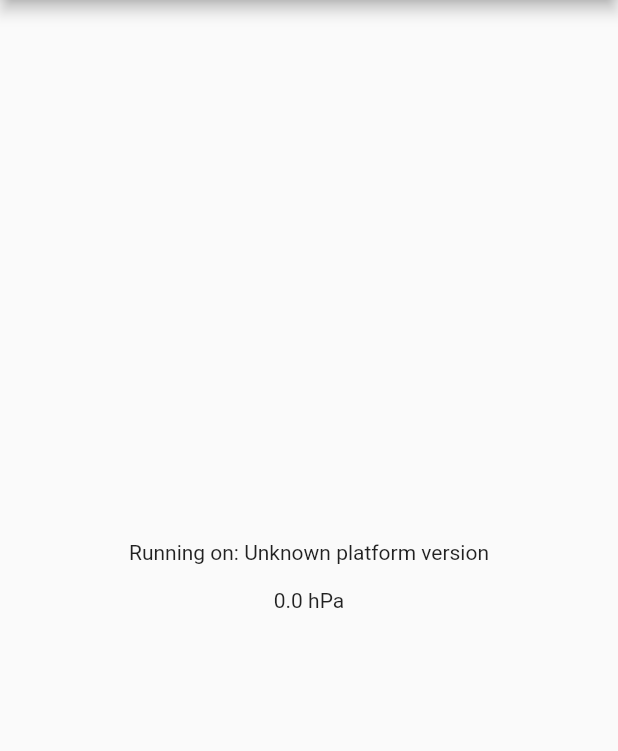
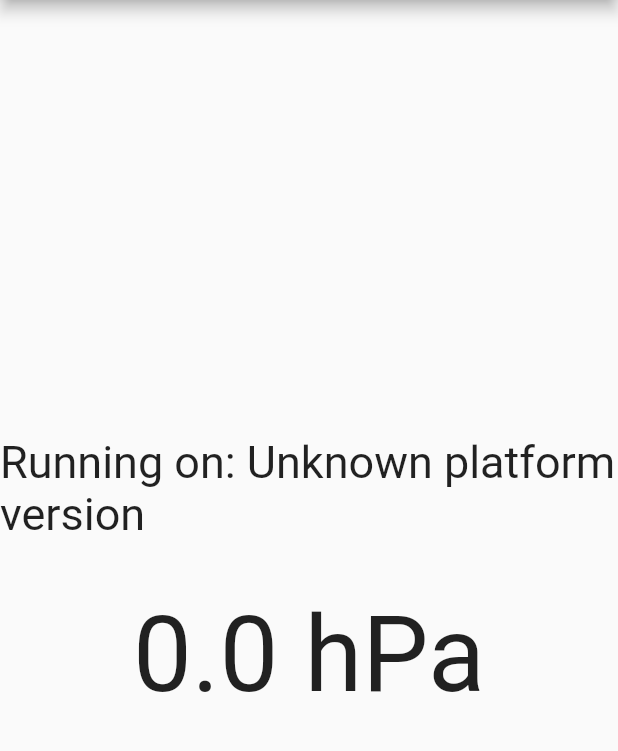
Before and after one commit to Aosanori/flutter_barometer, a Flutter app: the screen it shows after launch, on a phone screen of 412 x 824 dp, the part 84-835 px from its top. Run offline on Flutter 3.47's test engine with Material 2 defaults, Android fonts, the phone set to English and light mode, and no system bars.

Commit message:
Viewの調整

```diff
--- a/example/lib/main.dart
+++ b/example/lib/main.dart
@@ -15,7 +15,7 @@ class MyApp extends StatefulWidget {
 
 class _MyAppState extends State<MyApp> {
   String _platformVersion = 'Unknown';
-  double? _currentPressure = 0.0;
+  double _currentPressure = 0.0;
 
   @override
   void initState() {
@@ -61,8 +61,16 @@ class _MyAppState extends State<MyApp> {
           child: Column(
             mainAxisAlignment: MainAxisAlignment.center,
             children: [
-              Text('Running on: $_platformVersion\n'),
-              Text('$_currentPressure hPa')
+              Text(
+                'Running on: $_platformVersion\n',
+                style: TextStyle(fontSize: 30),
+              ),
+              Text(
+                '${(_currentPressure * 1000).round() / 1000} hPa',
+                style: TextStyle(
+                  fontSize: 70,
+                ),
+              )
             ],
           ),
         ),
--- a/lib/flutter_barometer.dart
+++ b/lib/flutter_barometer.dart
@@ -7,14 +7,20 @@ class FlutterBarometer {
       const MethodChannel('flutter_barometer');
   static const EventChannel _barometerEventChannel =
       EventChannel('plugins.flutter.io/sensors/barometer');
+
+  static var _onPressureChanged;
+
   static Future<String?> get platformVersion async {
     final String? version = await _channel.invokeMethod('getPlatformVersion');
     return version;
   }
 
-  static var _onPressureChanged;
+  static Future<double> get currentPressue async {
+    final pressure = await _channel.invokeMethod('getCurrentPressure');
+    return pressure;
+  }
 
-  static Stream<double?> get currentPressueEvent {
+  static Stream<double> get currentPressueEvent {
     if (_onPressureChanged == null) {
       _onPressureChanged = _barometerEventChannel.receiveBroadcastStream().map(
             (element) => element as double,
```
Also changed, not shown: 3 other files.
